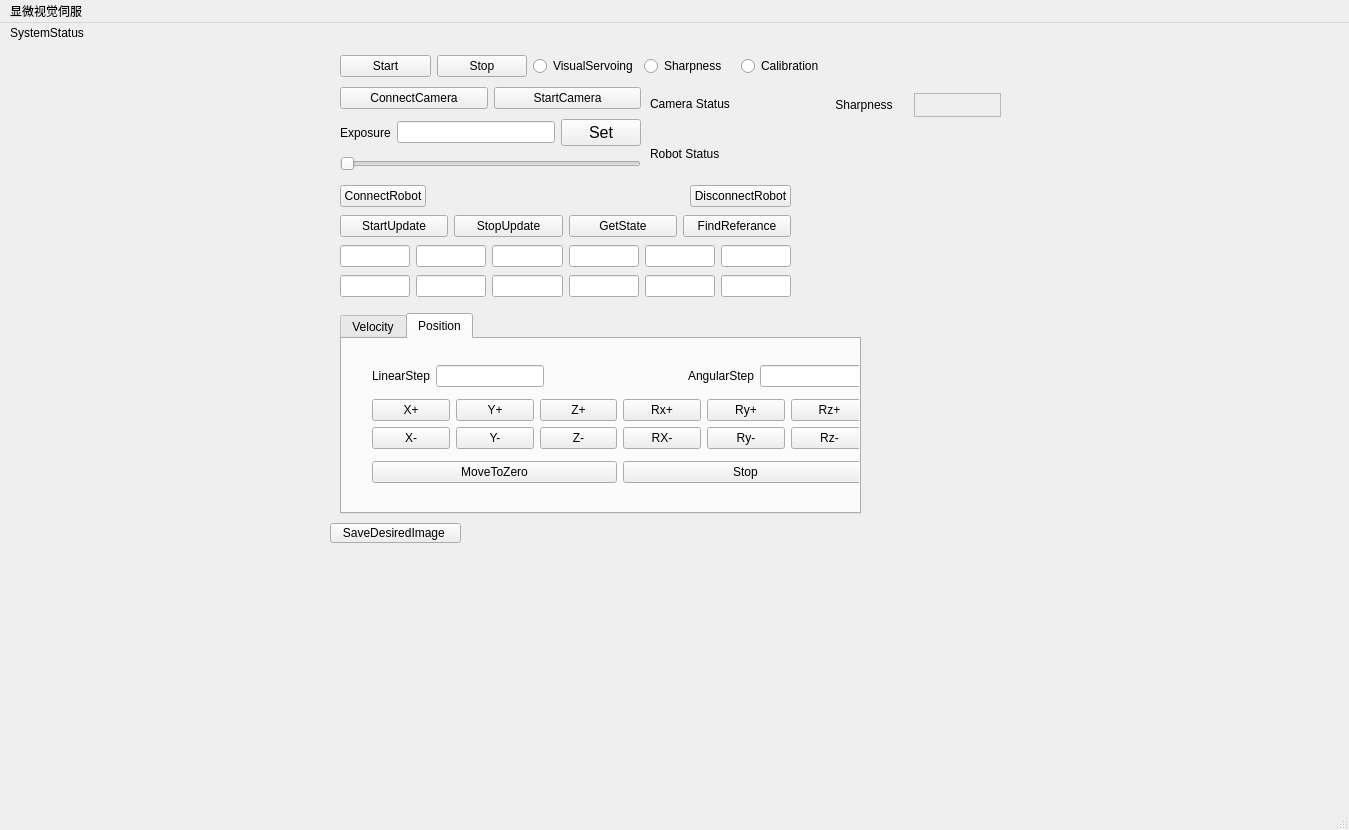
Before: the Qt Designer form mainwindow.ui in fengyu1993/Microscopic_Visual_Servoing, drawn with Qt 5.
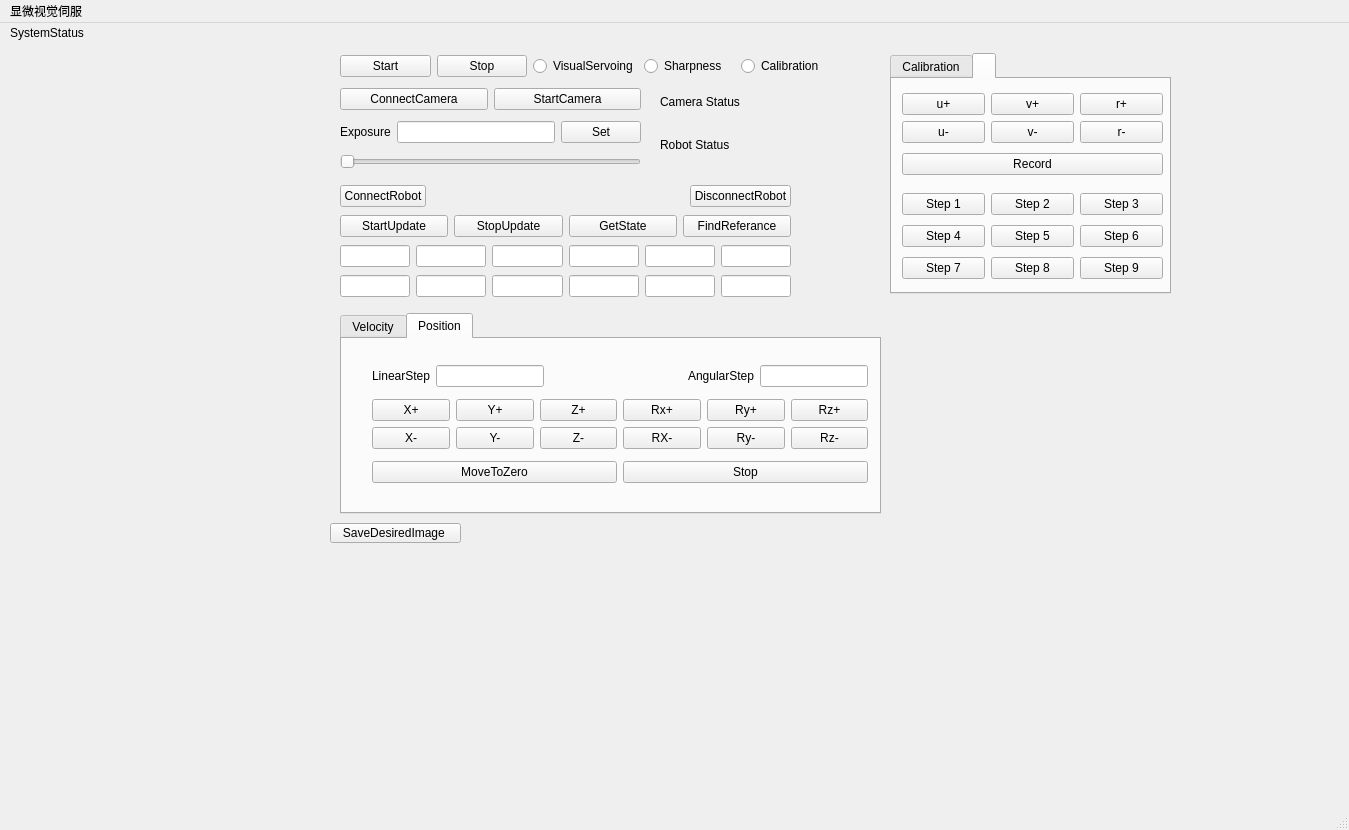
After: the same form once the commit is applied. Custom widgets are drawn as their Qt base class.

What changed in the file:
```diff
--- a/mainwindow.ui
+++ b/mainwindow.ui
@@ -19,7 +19,7 @@
      <rect>
       <x>340</x>
       <y>290</y>
-      <width>521</width>
+      <width>541</width>
       <height>201</height>
      </rect>
     </property>
@@ -602,7 +602,7 @@
         <widget class="QPushButton" name="expose">
          <property name="font">
           <font>
-           <pointsize>12</pointsize>
+           <pointsize>9</pointsize>
           </font>
          </property>
          <property name="text">
@@ -634,32 +634,6 @@
      <string>SystemStatus</string>
     </property>
    </widget>
-   <widget class="QLabel" name="label_RobotStatus">
-    <property name="geometry">
-     <rect>
-      <x>650</x>
-      <y>110</y>
-      <width>81</width>
-      <height>41</height>
-     </rect>
-    </property>
-    <property name="text">
-     <string>Robot Status</string>
-    </property>
-   </widget>
-   <widget class="QLabel" name="label_CameraStatus">
-    <property name="geometry">
-     <rect>
-      <x>650</x>
-      <y>60</y>
-      <width>111</width>
-      <height>41</height>
-     </rect>
-    </property>
-    <property name="text">
-     <string>Camera Status</string>
-    </property>
-   </widget>
    <widget class="QWidget" name="horizontalLayoutWidget">
     <property name="geometry">
      <rect>
@@ -796,46 +770,11 @@
      </item>
     </layout>
    </widget>
-   <widget class="QWidget" name="">
-    <property name="geometry">
-     <rect>
-      <x>820</x>
-      <y>70</y>
-      <width>181</width>
-      <height>24</height>
-     </rect>
-    </property>
-    <layout class="QHBoxLayout" name="horizontalLayout_13">
-     <item>
-      <widget class="QLabel" name="label_CameraStatus_2">
-       <property name="text">
-        <string>Sharpness</string>
-       </property>
-       <property name="alignment">
-        <set>Qt::AlignCenter</set>
-       </property>
-      </widget>
-     </item>
-     <item>
-      <widget class="QLabel" name="SharpnessValue">
-       <property name="frameShape">
-        <enum>QFrame::StyledPanel</enum>
-       </property>
-       <property name="text">
-        <string/>
-       </property>
-       <property name="margin">
-        <number>2</number>
-       </property>
-      </widget>
-     </item>
-    </layout>
-   </widget>
    <widget class="QChartView" name="charts_sharpness" native="true">
     <property name="geometry">
      <rect>
-      <x>930</x>
-      <y>120</y>
+      <x>890</x>
+      <y>280</y>
       <width>280</width>
       <height>239</height>
      </rect>
@@ -846,6 +785,234 @@
      </font>
     </property>
    </widget>
+   <widget class="QWidget" name="verticalLayoutWidget_5">
+    <property name="geometry">
+     <rect>
+      <x>660</x>
+      <y>60</y>
+      <width>160</width>
+      <height>80</height>
+     </rect>
+    </property>
+    <layout class="QVBoxLayout" name="verticalLayout_21">
+     <item>
+      <widget class="QLabel" name="label_CameraStatus">
+       <property name="text">
+        <string>Camera Status</string>
+       </property>
+      </widget>
+     </item>
+     <item>
+      <widget class="QLabel" name="label_RobotStatus">
+       <property name="text">
+        <string>Robot Status</string>
+       </property>
+      </widget>
+     </item>
+    </layout>
+   </widget>
+   <widget class="QTabWidget" name="tabWidget_Calibration">
+    <property name="geometry">
+     <rect>
+      <x>890</x>
+      <y>30</y>
+      <width>281</width>
+      <height>241</height>
+     </rect>
+    </property>
+    <property name="currentIndex">
+     <number>1</number>
+    </property>
+    <widget class="QWidget" name="tab_3">
+     <attribute name="title">
+      <string>Calibration</string>
+     </attribute>
+    </widget>
+    <widget class="QWidget" name="tab_4">
+     <attribute name="title">
+      <string/>
+     </attribute>
+     <widget class="QWidget" name="verticalLayoutWidget_4">
+      <property name="geometry">
+       <rect>
+        <x>10</x>
+        <y>10</y>
+        <width>261</width>
+        <height>90</height>
+       </rect>
+      </property>
+      <layout class="QVBoxLayout" name="verticalLayout_20">
+       <item>
+        <layout class="QHBoxLayout" name="horizontalLayout_13">
+         <item>
+          <layout class="QVBoxLayout" name="verticalLayout_10">
+           <item>
+            <widget class="QPushButton" name="circle_du_p">
+             <property name="text">
+              <string>u+</string>
+             </property>
+            </widget>
+           </item>
+           <item>
+            <widget class="QPushButton" name="circle_du_n">
+             <property name="text">
+              <string>u-</string>
+             </property>
+            </widget>
+           </item>
+          </layout>
+         </item>
+         <item>
+          <layout class="QVBoxLayout" name="verticalLayout_16">
+           <item>
+            <widget class="QPushButton" name="circle_dv_p">
+             <property name="text">
+              <string>v+</string>
+             </property>
+            </widget>
+           </item>
+           <item>
+            <widget class="QPushButton" name="circle_dv_n">
+             <property name="text">
+              <string>v-</string>
+             </property>
+            </widget>
+           </item>
+          </layout>
+         </item>
+         <item>
+          <layout class="QVBoxLayout" name="verticalLayout_19">
+           <item>
+            <widget class="QPushButton" name="circle_dr_p">
+             <property name="text">
+              <string>r+</string>
+             </property>
+            </widget>
+           </item>
+           <item>
+            <widget class="QPushButton" name="circle_dr_n">
+             <property name="text">
+              <string>r-</string>
+             </property>
+            </widget>
+           </item>
+          </layout>
+         </item>
+        </layout>
+       </item>
+       <item>
+        <widget class="QPushButton" name="record_calibration_point">
+         <property name="text">
+          <string>Record</string>
+         </property>
+        </widget>
+       </item>
+      </layout>
+     </widget>
+     <widget class="QWidget" name="gridLayoutWidget">
+      <property name="geometry">
+       <rect>
+        <x>10</x>
+        <y>110</y>
+        <width>261</width>
+        <height>97</height>
+       </rect>
+      </property>
+      <layout class="QGridLayout" name="gridLayout">
+       <item row="0" column="1">
+        <widget class="QPushButton" name="Calibration_Step_2">
+         <property name="text">
+          <string>Step 2</string>
+         </property>
+         <property name="checkable">
+          <bool>true</bool>
+         </property>
+        </widget>
+       </item>
+       <item row="1" column="0">
+        <widget class="QPushButton" name="Calibration_Step_4">
+         <property name="text">
+          <string>Step 4</string>
+         </property>
+         <property name="checkable">
+          <bool>true</bool>
+         </property>
+        </widget>
+       </item>
+       <item row="1" column="1">
+        <widget class="QPushButton" name="Calibration_Step_5">
+         <property name="text">
+          <string>Step 5</string>
+         </property>
+         <property name="checkable">
+          <bool>true</bool>
+         </property>
+        </widget>
+       </item>
+       <item row="0" column="0">
+        <widget class="QPushButton" name="Calibration_Step_1">
+         <property name="text">
+          <string>Step 1</string>
+         </property>
+         <property name="checkable">
+          <bool>true</bool>
+         </property>
+        </widget>
+       </item>
+       <item row="1" column="2">
+        <widget class="QPushButton" name="Calibration_Step_6">
+         <property name="text">
+          <string>Step 6</string>
+         </property>
+         <property name="checkable">
+          <bool>true</bool>
+         </property>
+        </widget>
+       </item>
+       <item row="0" column="2">
+        <widget class="QPushButton" name="Calibration_Step_3">
+         <property name="text">
+          <string>Step 3</string>
+         </property>
+         <property name="checkable">
+          <bool>true</bool>
+         </property>
+        </widget>
+       </item>
+       <item row="2" column="0">
+        <widget class="QPushButton" name="Calibration_Step_7">
+         <property name="text">
+          <string>Step 7</string>
+         </property>
+         <property name="checkable">
+          <bool>true</bool>
+         </property>
+        </widget>
+       </item>
+       <item row="2" column="1">
+        <widget class="QPushButton" name="Calibration_Step_8">
+         <property name="text">
+          <string>Step 8</string>
+         </property>
+         <property name="checkable">
+          <bool>true</bool>
+         </property>
+        </widget>
+       </item>
+       <item row="2" column="2">
+        <widget class="QPushButton" name="Calibration_Step_9">
+         <property name="text">
+          <string>Step 9</string>
+         </property>
+         <property name="checkable">
+          <bool>true</bool>
+         </property>
+        </widget>
+       </item>
+      </layout>
+     </widget>
+    </widget>
+   </widget>
   </widget>
   <widget class="QMenuBar" name="menubar">
    <property name="geometry">
```
